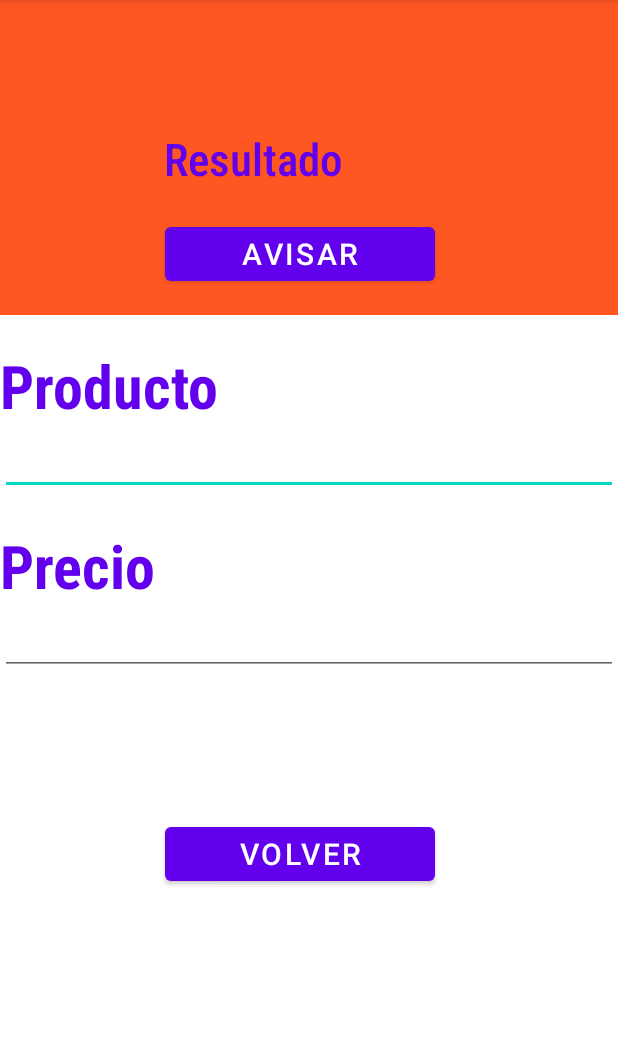
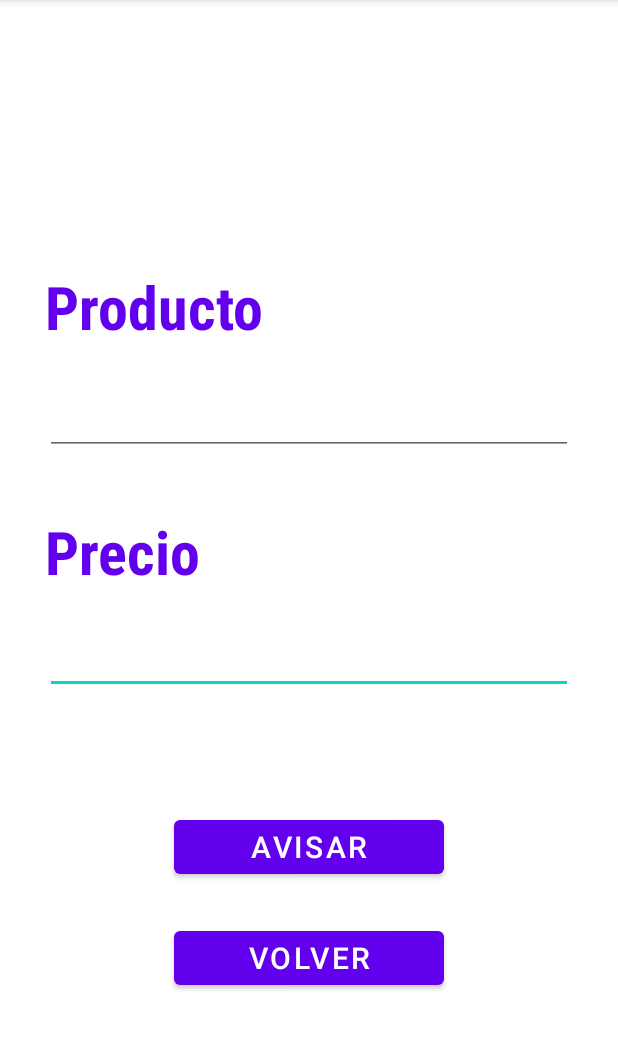
Before and after one commit to Trakien/TrakienAndorid, an Android app: the ActivityAviso screen opened directly, with no data from a screen before it, on a phone screen of 412 x 824 dp, the part 84-1134 px from its top. Run offline under Robolectric (Android 15) with nearby library versions, the phone set to English and light mode, and no system bars.

Commit message:
Cambios de color

```diff
--- a/app/src/main/java/co/trakien/constants/Const.java
+++ b/app/src/main/java/co/trakien/constants/Const.java
@@ -1,6 +1,6 @@
 package co.trakien.constants;
 
 public class Const {
-    public static final String products_url = "http://192.168.10.12:4599";
-    public static final String customers_url = "http://192.168.10.12:81";
+    public static final String products_url = "http://192.168.1.5:4599";
+    public static final String customers_url = "http://192.168.1.5:81";
 }
--- a/app/src/main/java/co/trakien/options/ActivityAviso.java
+++ b/app/src/main/java/co/trakien/options/ActivityAviso.java
@@ -4,8 +4,11 @@ import androidx.appcompat.app.AppCompatActivity;
 
 import android.content.Intent;
 import android.os.Bundle;
+import android.view.View;
 import android.widget.Button;
+import android.widget.EditText;
 import android.widget.TextView;
+import android.widget.Toast;
 
 import co.trakien.HomeActivity;
 import co.trakien.R;
@@ -13,22 +16,29 @@ import co.trakien.products.ProductsActivity;
 
 public class ActivityAviso extends AppCompatActivity {
     Button avisar, volver;
-    TextView info;
-
+    EditText producto,precio;
     @Override
     protected void onCreate(Bundle savedInstanceState) {
         super.onCreate(savedInstanceState);
         setContentView(R.layout.activity_aviso);
-        info = findViewById(R.id.info);
-        avisar = findViewById(R.id.avisar);
+        avisar = findViewById(R.id.volver2);
         volver = findViewById(R.id.volver);
-
+        producto = findViewById(R.id.editProducto);
+        precio = findViewById(R.id.editPrecio);
         avisar.setOnClickListener(view -> setAviso());
         volver.setOnClickListener(view -> goHome());
     }
 
     private void setAviso(){
-        info.setText("Sobrepaso precio seleccionado");
+        if((producto.getText().toString().equals("") && producto.getText().toString().equals(""))){
+            System.out.println(producto.getText().toString());
+            Toast.makeText(getApplicationContext(), "Ingrese los campos Requeridos", Toast.LENGTH_LONG).show();
+            this.producto.setError("Campo Requerido");
+            this.precio.setError("Campo Requerido");
+        }else{
+        Toast.makeText(getApplicationContext(),"Alerta creada con exito",Toast.LENGTH_SHORT).show();
+        goHome();
+        }
     }
 
     public void goHome(){
--- a/app/src/main/res/layout/activity_aviso.xml
+++ b/app/src/main/res/layout/activity_aviso.xml
@@ -1,103 +1,97 @@
 <?xml version="1.0" encoding="utf-8"?>
-<LinearLayout
-    xmlns:android="http://schemas.android.com/apk/res/android"
+<androidx.constraintlayout.widget.ConstraintLayout xmlns:android="http://schemas.android.com/apk/res/android"
+    xmlns:app="http://schemas.android.com/apk/res-auto"
     xmlns:tools="http://schemas.android.com/tools"
-    xmlns:app="http://schemas.android.com/apk/res-auto"
     android:layout_width="match_parent"
     android:layout_height="match_parent"
-    tools:context=".activity_avisos"
-    android:orientation="vertical">
-    <RelativeLayout
-        android:layout_width="match_parent"
-        android:layout_height="210dp">
+    android:orientation="vertical"
+    tools:context=".activity_avisos">
 
-        <androidx.constraintlayout.widget.ConstraintLayout
-            android:layout_width="match_parent"
-            android:layout_height="210dp"
-            android:orientation="vertical"
-            android:background="#FF5722">
-
-            <TextView
-                android:id="@+id/info"
-                android:layout_width="194dp"
-                android:layout_height="40dp"
-                android:fontFamily="sans-serif-condensed-medium"
-                android:text="@string/info"
-                android:textColor="@color/design_default_color_primary"
-                android:textSize="30sp"
-                app:layout_constraintBottom_toBottomOf="parent"
+    <Button
+        android:id="@+id/volver"
+        android:layout_width="180dp"
+        android:layout_height="48dp"
+        android:layout_marginStart="115dp"
+        android:layout_marginTop="26dp"
+        android:layout_marginEnd="116dp"
+        android:gravity="center"
+        android:text="volver"
+        android:textSize="20sp"
         app:layout_constraintEnd_toEndOf="parent"
         app:layout_constraintStart_toStartOf="parent"
-                app:layout_constraintTop_toTopOf="parent"
-                tools:ignore="TextContrastCheck"
-                tools:layout_conversion_absoluteHeight="50dp"
-                tools:layout_conversion_absoluteWidth="300dp" />
-        </androidx.constraintlayout.widget.ConstraintLayout>
+        app:layout_constraintTop_toBottomOf="@+id/volver2" />
 
     <Button
-            android:id="@+id/avisar"
+        android:id="@+id/volver2"
         android:layout_width="180dp"
         android:layout_height="48dp"
-            android:layout_marginStart="110dp"
+        android:layout_marginStart="115dp"
+        android:layout_marginTop="78dp"
+        android:layout_marginEnd="116dp"
         android:gravity="center"
-            android:layout_marginTop="145dp"
-            android:text="@string/avisar"
-            android:textSize="20sp"/>
-    </RelativeLayout>
+        android:text="Avisar"
+        android:textSize="20sp"
+        app:layout_constraintEnd_toEndOf="parent"
+        app:layout_constraintStart_toStartOf="parent"
+        app:layout_constraintTop_toBottomOf="@+id/editPrecio" />
 
-    <LinearLayout
+    <EditText
+        android:id="@+id/editPrecio"
         android:layout_width="match_parent"
         android:layout_height="wrap_content"
-        android:orientation="vertical">
-        <TextView
-            android:id="@+id/producto"
-            android:layout_width="wrap_content"
-            android:layout_height="50dp"
-            android:layout_marginTop="20dp"
-            android:text="Producto"
-            android:textAllCaps="false"
-            android:textSize="40sp"
-            android:textColor="@color/design_default_color_primary"
-            android:fontFamily="sans-serif-condensed"
-            android:textStyle="bold" />
-
-        <EditText
-            android:id="@+id/editProducto"
-            android:layout_width="match_parent"
-            android:layout_height="wrap_content"
+        android:layout_marginStart="30dp"
+        android:layout_marginTop="22dp"
+        android:layout_marginEnd="30dp"
         android:autofillHints=""
         android:ems="10"
         android:minHeight="50dp"
+        app:layout_constraintEnd_toEndOf="parent"
+        app:layout_constraintStart_toStartOf="parent"
+        app:layout_constraintTop_toBottomOf="@+id/precio"
         tools:ignore="SpeakableTextPresentCheck" />
 
     <TextView
         android:id="@+id/precio"
         android:layout_width="wrap_content"
         android:layout_height="50dp"
-            android:layout_marginTop="20dp"
+        android:layout_marginStart="30dp"
+        android:layout_marginTop="37dp"
+        android:fontFamily="sans-serif-condensed"
         android:text="Precio"
         android:textAllCaps="false"
+        android:textColor="@color/design_default_color_primary"
         android:textSize="40sp"
+        android:textStyle="bold"
+        app:layout_constraintStart_toStartOf="parent"
+        app:layout_constraintTop_toBottomOf="@+id/editProducto" />
+
+    <TextView
+        android:id="@+id/producto"
+        android:layout_width="wrap_content"
+        android:layout_height="50dp"
+        android:layout_marginStart="30dp"
+        android:layout_marginTop="177dp"
+        android:fontFamily="sans-serif-condensed"
+        android:text="Producto"
+        android:textAllCaps="false"
         android:textColor="@color/design_default_color_primary"
-            android:fontFamily="sans-serif-condensed"
-            android:textStyle="bold" />
+        android:textSize="40sp"
+        android:textStyle="bold"
+        app:layout_constraintStart_toStartOf="parent"
+        app:layout_constraintTop_toTopOf="parent" />
 
     <EditText
-            android:id="@+id/editPrecio"
+        android:id="@+id/editProducto"
         android:layout_width="match_parent"
         android:layout_height="wrap_content"
+        android:layout_marginStart="30dp"
+        android:layout_marginTop="26dp"
+        android:layout_marginEnd="30dp"
         android:autofillHints=""
         android:ems="10"
         android:minHeight="50dp"
+        app:layout_constraintEnd_toEndOf="parent"
+        app:layout_constraintStart_toStartOf="parent"
+        app:layout_constraintTop_toBottomOf="@+id/producto"
         tools:ignore="SpeakableTextPresentCheck" />
-    </LinearLayout>
-    <Button
-        android:id="@+id/volver"
-        android:layout_width="180dp"
-        android:layout_height="48dp"
-        android:layout_marginLeft="110dp"
-        android:gravity="center"
-        android:layout_marginTop="95dp"
-        android:text="volver"
-        android:textSize="20sp"/>
-</LinearLayout>
+</androidx.constraintlayout.widget.ConstraintLayout>
```
Also changed, not shown: app/src/main/java/co/trakien/options/Profile.java (+4 -4 lines), app/src/main/res/layout/activity_profile.xml (+148 -97 lines), app/src/main/res/layout/activity_trends.xml (+4 -4 lines), app/src/main/res/drawable/logoperfil.png (added). Lines whose indentation alone changed are shown as unchanged.
